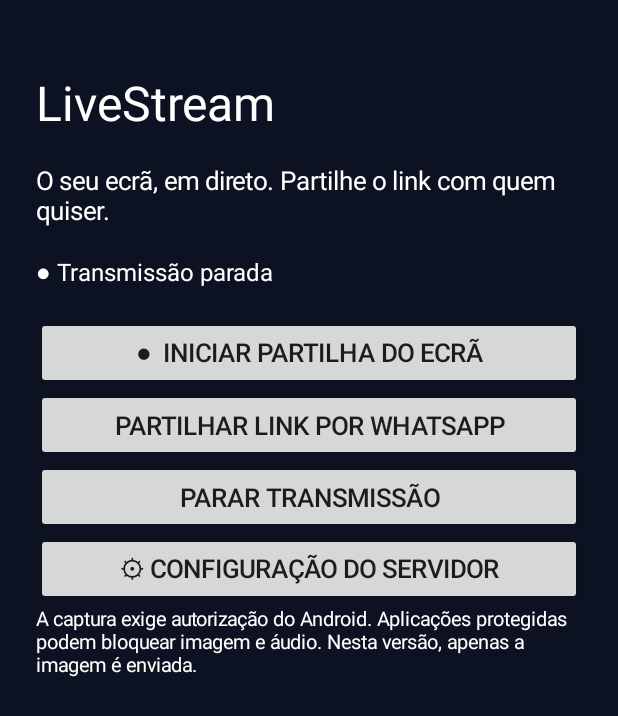
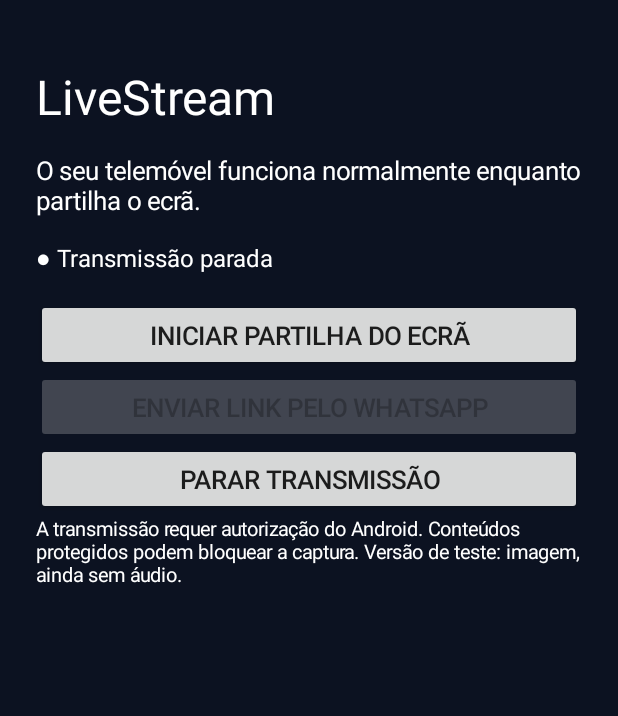
Before and after one commit to AMREIS1978/livestream, an Android app: the screen it shows after launch (MainActivity), on a phone screen of 412 x 824 dp. Shown: the top 716 px of the screen. Run offline under Robolectric (Android 15) with nearby library versions, the light colour scheme and no system bars.

Commit message:
Rebuild free LiveStream user flow and relay configuration

```diff
--- a/app/src/main/java/art/miguelreis/livestream/MainActivity.kt
+++ b/app/src/main/java/art/miguelreis/livestream/MainActivity.kt
@@ -10,71 +10,65 @@ import java.util.UUID
 class MainActivity: Activity() {
  private val requestCode=123
  private lateinit var status:TextView
+ private lateinit var shareButton:Button
  private var session=""
- private val prefs by lazy { getSharedPreferences("settings",MODE_PRIVATE) }
- private fun endpoint()=prefs.getString("endpoint","")!!.trim().trimEnd('/')
- private fun button(label:String, action:()->Unit)=Button(this).apply {
-  text=label; textSize=17f;setPadding(16,18,16,18);setOnClickListener{action()}
+ private var publisherKey=""
+ private val endpoint get()=BuildConfig.RELAY_URL
+ private fun button(label:String,action:()->Unit)=Button(this).apply{
+  text=label;textSize=17f;setPadding(16,18,16,18);setOnClickListener{action()}
  }
- private fun configure(after:()->Unit={}) {
-  val input=EditText(this).apply {
-   hint="https://meu-servidor.pt";setSingleLine(true);setText(endpoint())
-   inputType=android.text.InputType.TYPE_TEXT_VARIATION_URI
+ private fun begin(){
+  if(!endpoint.startsWith("https://")){
+   status.text="● Servidor gratuito ainda não publicado"
+   AlertDialog.Builder(this).setTitle("Ligação por configurar")
+    .setMessage("A APK ainda não tem um servidor de transmissão associado. É necessário publicar o relay gratuito e configurar LIVESTREAM_SERVER_URL no GitHub antes de compilar.")
+    .setPositiveButton("OK",null).show()
+   return
   }
-  AlertDialog.Builder(this).setTitle("Configurar servidor")
-   .setMessage("Esta configuração é necessária uma única vez. O servidor tem de estar publicado na Internet com HTTPS.")
-   .setView(input).setNegativeButton("Cancelar",null)
-   .setPositiveButton("Guardar"){_,_->
-    val url=input.text.toString().trim().trimEnd('/')
-    if(url.startsWith("https://") && url.length>10 && !url.contains(" ")) {
-     prefs.edit().putString("endpoint",url).apply();after()
-    } else Toast.makeText(this,"Introduza um endereço HTTPS válido",Toast.LENGTH_LONG).show()
-   }.show()
- }
- private fun startCapture(){
-  if(endpoint().isBlank()){configure { startCapture() };return}
   session=UUID.randomUUID().toString()
+  publisherKey=UUID.randomUUID().toString()+UUID.randomUUID().toString()
   val mgr=getSystemService(MEDIA_PROJECTION_SERVICE) as MediaProjectionManager
   startActivityForResult(mgr.createScreenCaptureIntent(),requestCode)
  }
  override fun onCreate(savedInstanceState:Bundle?){
   super.onCreate(savedInstanceState)
   val root=LinearLayout(this).apply{
-   orientation=LinearLayout.VERTICAL;setPadding(36,70,36,32)
+   orientation=LinearLayout.VERTICAL;setPadding(36,64,36,32)
    setBackgroundColor(Color.rgb(12,18,33))
   }
-  fun title(t:String,size:Float)=TextView(this).apply {
-   text=t;textSize=size;setTextColor(Color.WHITE);setPadding(0,0,0,28)
+  fun label(t:String,size:Float)=TextView(this).apply{
+   text=t;textSize=size;setTextColor(Color.WHITE);setPadding(0,0,0,24)
   }
-  root.addView(title("LiveStream",32f))
-  root.addView(title("O seu ecrã, em direto. Partilhe o link com quem quiser.",17f))
-  status=title("● Transmissão parada",16f)
-  root.addView(status)
-  root.addView(button("●  INICIAR PARTILHA DO ECRÃ"){startCapture()})
-  root.addView(button("PARTILHAR LINK POR WHATSAPP"){
+  root.addView(label("LiveStream",32f))
+  root.addView(label("O seu telemóvel funciona normalmente enquanto partilha o ecrã.",17f))
+  status=label("● Transmissão parada",16f);root.addView(status)
+  root.addView(button("INICIAR PARTILHA DO ECRÃ"){begin()})
+  shareButton=button("ENVIAR LINK PELO WHATSAPP"){
    if(session.isBlank()){Toast.makeText(this,"Inicie primeiro a partilha",Toast.LENGTH_SHORT).show();return@button}
-   val link=endpoint()+"/watch/"+session
+   val link="$endpoint/watch/$session"
    startActivity(Intent.createChooser(Intent(Intent.ACTION_SEND).apply{
     type="text/plain";putExtra(Intent.EXTRA_TEXT,"Veja o meu ecrã em direto: $link")
    },"Enviar link"))
-  })
+  }
+  shareButton.isEnabled=false
+  root.addView(shareButton)
   root.addView(button("PARAR TRANSMISSÃO"){
    startService(Intent(this,CaptureService::class.java).apply{action="STOP"})
-   session="";status.text="● Transmissão parada"
+   session="";publisherKey="";shareButton.isEnabled=false;status.text="● Transmissão parada"
   })
-  root.addView(button("⚙ Configuração do servidor"){configure()})
-  root.addView(title("A captura exige autorização do Android. Aplicações protegidas podem bloquear imagem e áudio. Nesta versão, apenas a imagem é enviada.",13f))
+  root.addView(label("A transmissão requer autorização do Android. Conteúdos protegidos podem bloquear a captura. Versão de teste: imagem, ainda sem áudio.",13f))
   setContentView(root)
  }
  @Deprecated("Legacy activity result")
  override fun onActivityResult(requestCode:Int,resultCode:Int,data:Intent?){
   super.onActivityResult(requestCode,resultCode,data)
   if(requestCode==this.requestCode && resultCode==RESULT_OK && data!=null){
-   startForegroundService(Intent(this,CaptureService::class.java).apply {
+   startForegroundService(Intent(this,CaptureService::class.java).apply{
     putExtra("resultCode",resultCode);putExtra("resultData",data)
-    putExtra("endpoint",endpoint());putExtra("session",session)
+    putExtra("endpoint",endpoint);putExtra("session",session);putExtra("publisherKey",publisherKey)
    })
-   status.text="● A partilhar o ecrã"
-  } else {session="";status.text="● Captura não autorizada"}
+   status.text="● Captura autorizada · a enviar imagem"
+   shareButton.isEnabled=true
+  } else {session="";publisherKey="";shareButton.isEnabled=false;status.text="● Captura não autorizada"}
  }
 }
```
